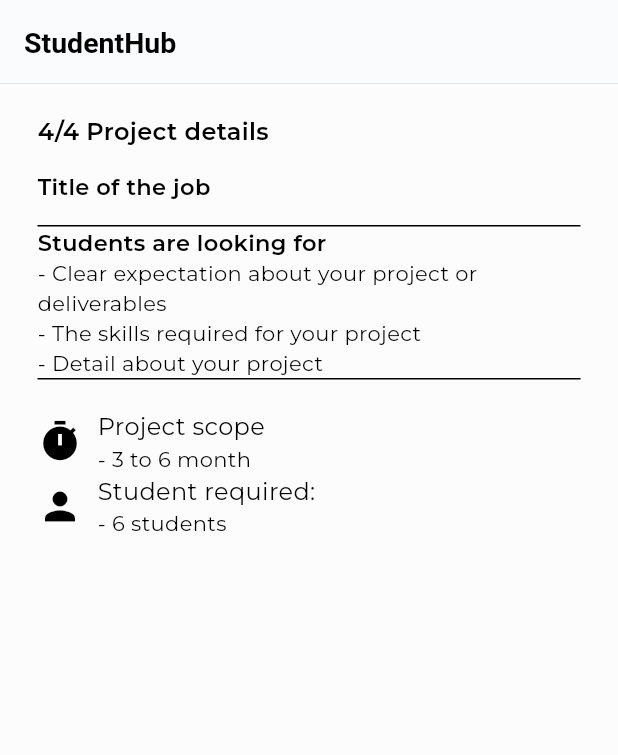
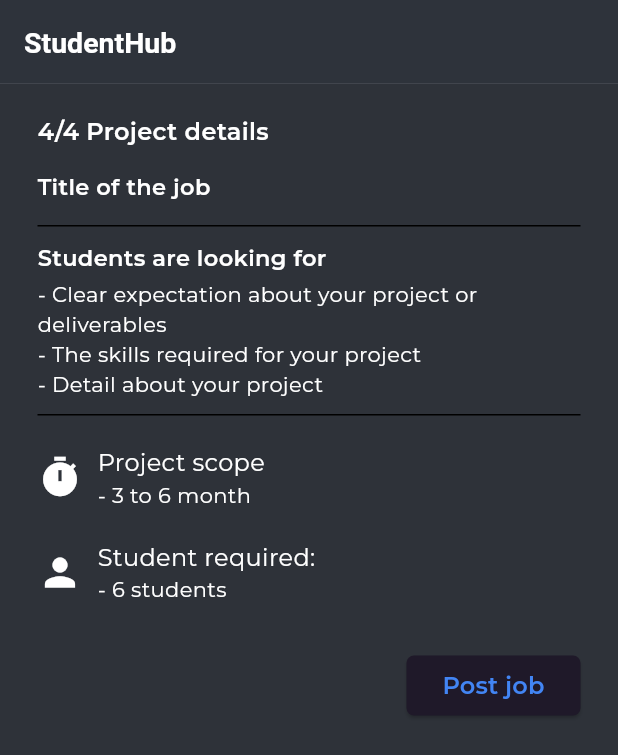
Before and after one commit to rayleigh420/StudentHub, a Flutter app: the screen it shows after launch, on a phone screen of 412 x 824 dp. Shown: the top 755 px of the screen. Run offline on Flutter 3.47's test engine with Material 3 defaults, Android fonts, the phone set to English and light mode, and no system bars; our stand-ins replace another_flushbar, dio, dotted_border, event_bus, file_picker, flutter_mobx and 7 more; missing offline and left inert: material_dialog, textfield_tags, xxtea; generated files the repository leaves out were written again.

Commit message:
ADD/ Button for 4 screens

```diff
--- a/lib/presentation/my_app.dart
+++ b/lib/presentation/my_app.dart
@@ -44,7 +44,7 @@
           debugShowCheckedModeBanner: false,
           title: Strings.appName,
           // theme: AppThemeData.darkThemeData,
-          theme: _themeStore.darkMode
+          theme: !_themeStore.darkMode
               ? AppThemeData.darkThemeData
               : AppThemeData.lightThemeData,
           routes: Routes.routes,
--- a/lib/presentation/project/project_post_4.dart
+++ b/lib/presentation/project/project_post_4.dart
@@ -39,6 +39,7 @@
                   ),
                   Container(
                     margin: EdgeInsets.only(top: 15),
+                    padding: EdgeInsets.only(top: 10, bottom: 10),
                     decoration: BoxDecoration(
                       border: Border(
                           bottom: BorderSide(width: 1.0),
@@ -50,6 +51,9 @@
                           "Students are looking for",
                           style: TextStyle(
                               fontSize: 15, fontWeight: FontWeight.w600),
+                        ),
+                        SizedBox(
+                          height: 25,
                         ),
                         Text(
                           "- Clear expectation about your project or deliverables",
@@ -94,6 +98,9 @@
                       )
                     ],
                   ),
+                  SizedBox(
+                    height: 20,
+                  ),
                   Row(
                     mainAxisAlignment: MainAxisAlignment.start,
                     children: [
@@ -113,9 +120,20 @@
                             style: TextStyle(fontSize: 14),
                           )
                         ],
-                      )
+                      ),
                     ],
-                  )
+                  ),
+                  Container(
+                    margin: const EdgeInsets.only(top: 30),
+                    alignment: Alignment.bottomRight,
+                    child: ElevatedButton(
+                        style: ElevatedButton.styleFrom(
+                            shape: RoundedRectangleBorder(
+                                borderRadius: BorderRadius.circular(5))),
+                        onPressed: () {},
+                        child: const Text(
+                            style: TextStyle(fontSize: 16), "Post job")),
+                  ),
                 ],
               ),
             )),
```
Also changed, not shown: lib/presentation/project/project_post_1.dart (+12 -1 lines), lib/presentation/project/project_post_2.dart (+12 -0 lines), lib/presentation/project/project_post_3.dart (+12 -0 lines).
